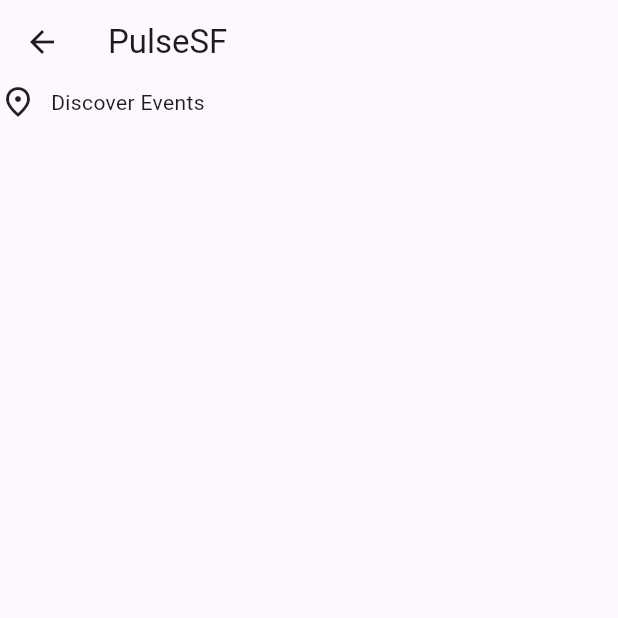
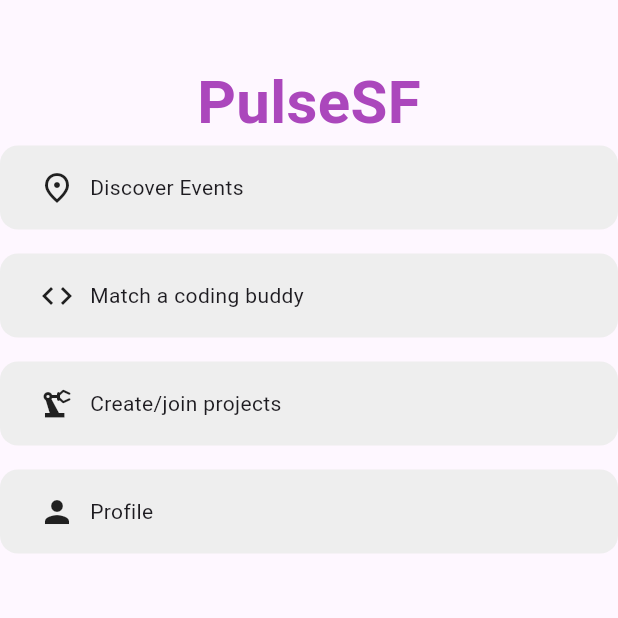
Before and after one commit to CaioLCM/PulseSF, a Flutter app: the Mainpage screen opened directly, on a phone screen of 412 x 824 dp, the top half of it. Run offline on Flutter 3.47's test engine with Material 3 defaults, Android fonts, the phone set to English and light mode, and no system bars.

Commit message:
Add the opions in main menu

```diff
--- a/lib/pages/mainPage.dart
+++ b/lib/pages/mainPage.dart
@@ -4,17 +4,79 @@
   @override
   Widget build(BuildContext context) {
     return Scaffold(
-      appBar: AppBar(title: Text("PulseSF"),),
       body: Column(
         children: [
-
-          Row(
-            children: [
-              Icon(Icons.place_outlined),
-              SizedBox(width: 10),
-              Text("Discover Events"),
-            ],
+          SizedBox(height: 40,),
+          Text("PulseSF", style: TextStyle(
+                color: Colors.purple[400],
+                fontSize: 40,
+                fontWeight: FontWeight.bold
+                )
+        ),
+          Container(
+             padding: EdgeInsets.all(16),
+            margin: EdgeInsets.only(bottom: 16),
+            decoration: BoxDecoration(
+              borderRadius: BorderRadius.circular(12),
+              color: Colors.grey[200]
+            ),
+            child: Row(
+              children: [
+                SizedBox(width: 10,),
+                Icon(Icons.place_outlined),
+                SizedBox(width: 10),
+                Text("Discover Events"),
+              ],
+            ),
           ),
+          Container(
+             padding: EdgeInsets.all(16),
+            margin: EdgeInsets.only(bottom: 16),
+            decoration: BoxDecoration(
+              borderRadius: BorderRadius.circular(12),
+              color: Colors.grey[200]
+            ),
+            child: Row(
+              children: [
+                SizedBox(width: 10,),
+                Icon(Icons.code),
+                SizedBox(width: 10),
+                Text("Match a coding buddy"),
+              ],
+            ),
+          ),
+          Container(
+            padding: EdgeInsets.all(16),
+            margin: EdgeInsets.only(bottom: 16),
+            decoration: BoxDecoration(
+              borderRadius: BorderRadius.circular(12),
+              color: Colors.grey[200]
+            ),
+            child: Row(
+              children: [
+                SizedBox(width: 10,),
+                Icon(Icons.precision_manufacturing),
+                SizedBox(width: 10),
+                Text("Create/join projects"),
+              ],
+            ),
+          ),
+                    Container(
+                       padding: EdgeInsets.all(16),
+            margin: EdgeInsets.only(bottom: 16),
+            decoration: BoxDecoration(
+              borderRadius: BorderRadius.circular(12),
+              color: Colors.grey[200]
+            ),
+                      child: Row(
+                                  children: [
+                                    SizedBox(width: 10,),
+                                    Icon(Icons.person),
+                                    SizedBox(width: 10),
+                                    Text("Profile"),
+                                  ],
+                                ),
+                    ),
         ],
       ),
     );
```
